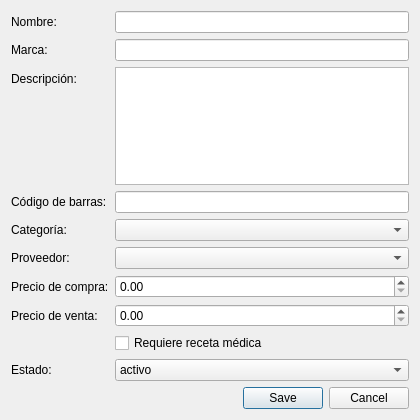
Above: app/src/dialogs/productodialog.ui from LXorro/Farmacia-PDV before the change. Below: the same form after it.
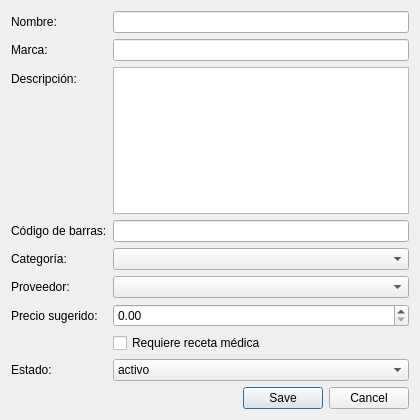
That is the form after the change.

Commit message: Modo por sesión con replicación automática y precios por sucursal

```diff
--- a/app/src/dialogs/productodialog.ui
+++ b/app/src/dialogs/productodialog.ui
@@ -81,30 +81,13 @@
       <widget class="QComboBox" name="comboProveedor"/>
      </item>
      <item row="6" column="0">
-      <widget class="QLabel" name="labelPrecioCompra">
-       <property name="text">
-        <string>Precio de compra:</string>
-       </property>
-      </widget>
-     </item>
-     <item row="6" column="1">
-      <widget class="QDoubleSpinBox" name="spinPrecioCompra">
-       <property name="maximum">
-        <double>999999.000000000</double>
-       </property>
-       <property name="decimals">
-        <number>2</number>
-       </property>
-      </widget>
-     </item>
-     <item row="7" column="0">
       <widget class="QLabel" name="labelPrecioVenta">
        <property name="text">
-        <string>Precio de venta:</string>
+        <string>Precio sugerido:</string>
        </property>
       </widget>
      </item>
-     <item row="7" column="1">
+     <item row="6" column="1">
       <widget class="QDoubleSpinBox" name="spinPrecioVenta">
        <property name="maximum">
         <double>999999.000000000</double>
@@ -114,21 +97,21 @@
        </property>
       </widget>
      </item>
-     <item row="8" column="1">
+     <item row="7" column="1">
       <widget class="QCheckBox" name="checkRequiereReceta">
        <property name="text">
         <string>Requiere receta médica</string>
        </property>
       </widget>
      </item>
-     <item row="9" column="0">
+     <item row="8" column="0">
       <widget class="QLabel" name="labelEstado">
        <property name="text">
         <string>Estado:</string>
        </property>
       </widget>
      </item>
-     <item row="9" column="1">
+     <item row="8" column="1">
       <widget class="QComboBox" name="comboEstado">
        <item>
         <property name="text">
```
The commit also changes 35 other files.
